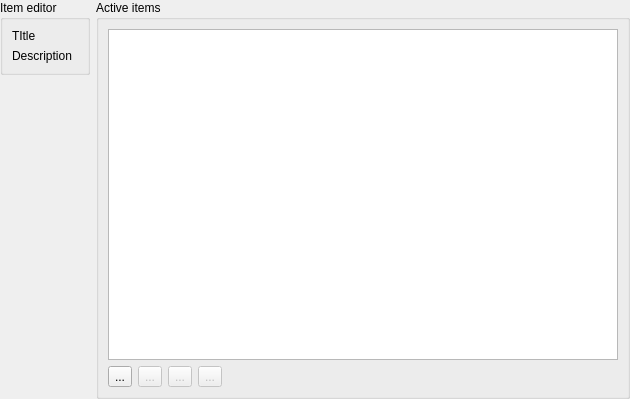
The window that src/templates/mlearning/basicmlearningeditor.ui (BuildmLearn/BuildmLearn-Toolkit) describes before a commit, drawn with Qt 5.
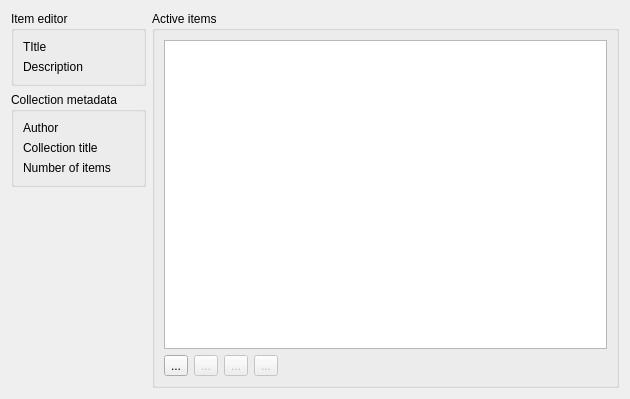
The same window after the commit. Custom widgets are drawn as their Qt base class.

Diff of the .ui file:
```diff
--- a/src/templates/mlearning/basicmlearningeditor.ui
+++ b/src/templates/mlearning/basicmlearningeditor.ui
@@ -14,18 +14,6 @@
    <string>Form</string>
   </property>
   <layout class="QGridLayout" name="gridLayout">
-   <property name="leftMargin">
-    <number>0</number>
-   </property>
-   <property name="topMargin">
-    <number>0</number>
-   </property>
-   <property name="rightMargin">
-    <number>0</number>
-   </property>
-   <property name="bottomMargin">
-    <number>0</number>
-   </property>
    <item row="0" column="0">
     <widget class="QGroupBox" name="m_groupItemEditor">
      <property name="title">
@@ -55,7 +43,7 @@
      </layout>
     </widget>
    </item>
-   <item row="0" column="1" rowspan="2">
+   <item row="0" column="1" rowspan="3">
     <widget class="QGroupBox" name="groupBox_2">
      <property name="title">
       <string>Active items</string>
@@ -164,6 +152,48 @@
     </widget>
    </item>
    <item row="1" column="0">
+    <widget class="QGroupBox" name="groupBox_3">
+     <property name="title">
+      <string>Collection metadata</string>
+     </property>
+     <layout class="QFormLayout" name="formLayout_2">
+      <property name="fieldGrowthPolicy">
+       <enum>QFormLayout::AllNonFixedFieldsGrow</enum>
+      </property>
+      <item row="0" column="0">
+       <widget class="QLabel" name="label_3">
+        <property name="text">
+         <string>Author</string>
+        </property>
+       </widget>
+      </item>
+      <item row="0" column="1">
+       <widget class="LineEditWithStatus" name="m_txtAuthor" native="true"/>
+      </item>
+      <item row="1" column="0">
+       <widget class="QLabel" name="label_4">
+        <property name="text">
+         <string>Collection title</string>
+        </property>
+       </widget>
+      </item>
+      <item row="1" column="1">
+       <widget class="LineEditWithStatus" name="m_txtName" native="true"/>
+      </item>
+      <item row="2" column="0">
+       <widget class="QLabel" name="label_6">
+        <property name="text">
+         <string>Number of items</string>
+        </property>
+       </widget>
+      </item>
+      <item row="2" column="1">
+       <widget class="LineEditWithStatus" name="m_txtNumberOfItems" native="true"/>
+      </item>
+     </layout>
+    </widget>
+   </item>
+   <item row="2" column="0">
     <spacer name="verticalSpacer">
      <property name="orientation">
       <enum>Qt::Vertical</enum>
```
